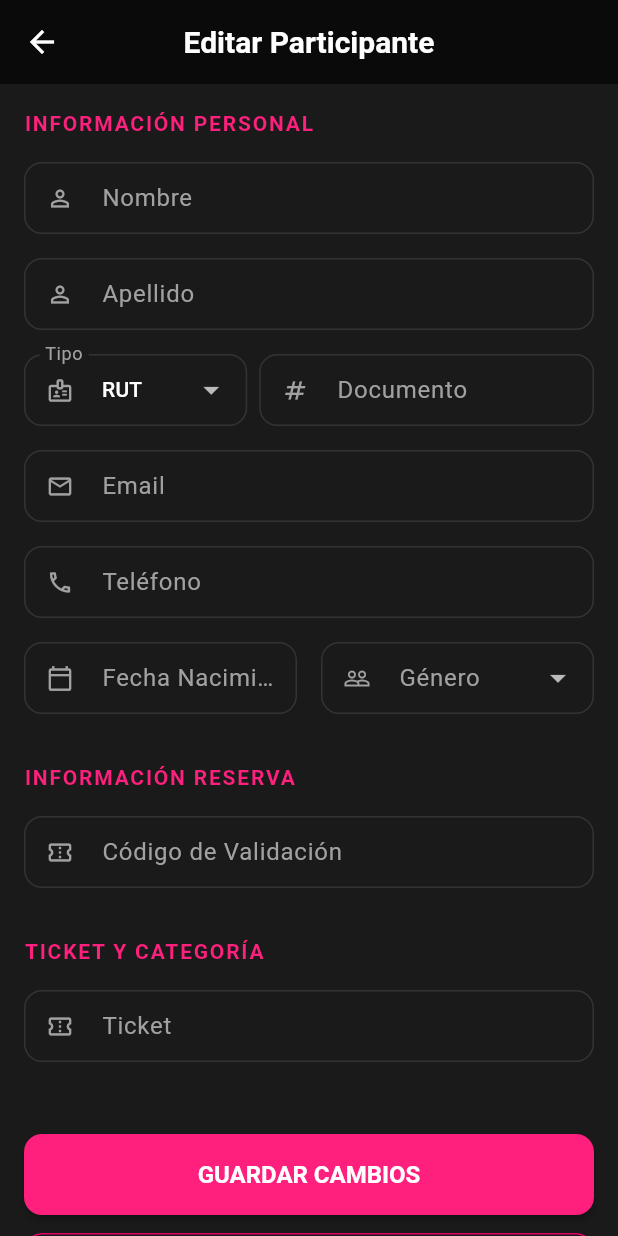
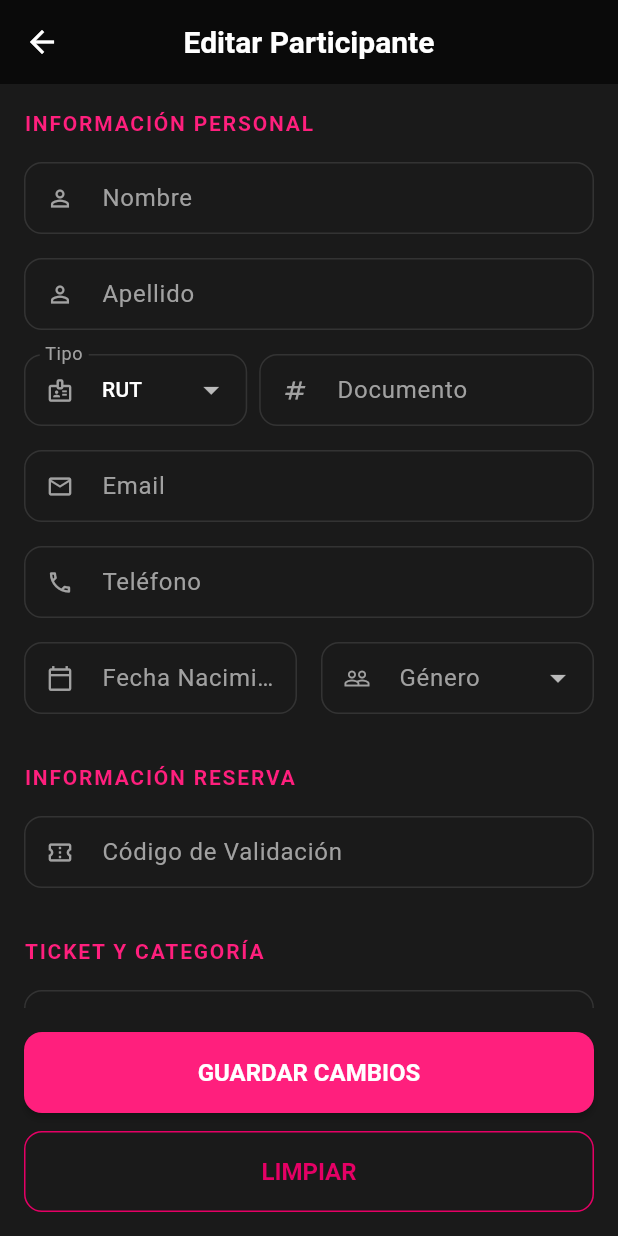
Before and after one commit to mickyys/tocketicket-app, a Flutter app: the EditParticipantPage screen opened directly with empty values, on a phone screen of 412 x 824 dp. Run offline on Flutter 3.47's test engine with Material 3 defaults, Android fonts, the phone set to English and light mode, and no system bars; our stand-ins replace audioplayers, bloc, connectivity_plus, dartz, dio, equatable and 10 more; missing offline and left inert: mobile_scanner; accounts and stored records are empty; network calls fail.

Commit message:
feat: actualizar la configuración del entorno a producción y mejorar el script de construcción del APK

```diff
--- a/lib/config/app_config.dart
+++ b/lib/config/app_config.dart
@@ -8,12 +8,10 @@ class AppConfig {
 
   static const String _envString = String.fromEnvironment(
     'ENVIRONMENT',
-    defaultValue: 'dev',
+    defaultValue: 'prod',
   );
 
-  static String? _customApiUrl = const String.fromEnvironment(
-    'API_URL',
-  );
+  static String? _customApiUrl = const String.fromEnvironment('API_URL');
 
   static void setCustomApiUrl(String? url) {
     _customApiUrl = url;
--- a/lib/features/events/presentation/pages/edit_participant_page.dart
+++ b/lib/features/events/presentation/pages/edit_participant_page.dart
@@ -48,19 +48,16 @@ class _EditParticipantPageState extends State<EditParticipantPage> {
   bool _isAdmin = false;
   bool _isCategorizable = false;
   bool _categoriesEnabled = false;
-  late final FocusNode _documentFocusNode;
 
   @override
   void initState() {
     super.initState();
-    _documentFocusNode = FocusNode();
     _nameController = TextEditingController(text: widget.participant.firstName);
     _lastNameController = TextEditingController(text: widget.participant.lastName);
     _emailController = TextEditingController(text: widget.participant.email);
     _phoneController = TextEditingController(text: widget.participant.phone);
     _documentNumberController = TextEditingController(text: widget.participant.participantDocumentNumber);
 
-    // Formatear documento inicial según su tipo
     if (_selectedDocumentType == 'rut') {
       final cleanDoc = DocumentFormatter.cleanDocument(_documentNumberController.text);
       if (DocumentFormatter.validateRut(cleanDoc)) {
@@ -68,7 +65,6 @@ class _EditParticipantPageState extends State<EditParticipantPage> {
       }
     }
 
-    // Formatear fecha inicial si existe
     String initialBirthDate = widget.participant.birthDate ?? '';
     if (initialBirthDate.isNotEmpty) {
       try {
@@ -84,7 +80,6 @@ class _EditParticipantPageState extends State<EditParticipantPage> {
     _selectedDocumentType = widget.participant.participantDocumentType.toLowerCase();
     if (_selectedDocumentType == 'passport') _selectedDocumentType = 'pasaporte';
 
-    // Si el tipo no está en la lista permitida, resetear a rut por defecto
     if (!['rut', 'pasaporte'].contains(_selectedDocumentType)) {
       _selectedDocumentType = 'rut';
     }
@@ -175,10 +170,8 @@ class _EditParticipantPageState extends State<EditParticipantPage> {
     AppLogger.info('[EditParticipant] Cargando datos para evento: ${widget.event.id}');
     AppLogger.info('[EditParticipant] Ticket ID del participante: $_selectedTicketId');
 
-    // Primero cargar tickets para verificar isCategorizable
     final ticketsResult = await context.read<GetEventTicketsDetailed>().execute(widget.event.id, token, _isAdmin);
 
-    // Luego cargar categorías filtradas por ticket
     final List<dynamic> categoriesByTicket = [];
     if (_selectedTicketId != null) {
       final catResult = await context.read<GetEventCategoriesByTicket>().execute(
@@ -206,7 +199,6 @@ class _EditParticipantPageState extends State<EditParticipantPage> {
           }
         });
 
-        // Usar categorías filtradas por ticket
         _allCategories = categoriesByTicket;
         AppLogger.info('[EditParticipant] Total categorías para este ticket: ${_allCategories.length}');
 
@@ -280,7 +272,6 @@ class _EditParticipantPageState extends State<EditParticipantPage> {
 
   void _submit() async {
     if (_formKey.currentState!.validate()) {
-      // Validar y formatear RUT antes de enviar
       String documentNumber = _documentNumberController.text;
       if (_selectedDocumentType == 'rut') {
         final cleanDoc = DocumentFormatter.cleanDocument(documentNumber);
@@ -354,7 +345,10 @@ void _submit() async {
         ),
         body: _isLoadingData
             ? const Center(child: CircularProgressIndicator())
-            : SingleChildScrollView(
+            : Column(
+                children: [
+                  Expanded(
+                    child: SingleChildScrollView(
                       padding: const EdgeInsets.all(AppConstants.padding),
                       child: Form(
                         key: _formKey,
@@ -480,8 +474,14 @@ void _submit() async {
                                     : null,
                               ),
                             ],
-                      const SizedBox(height: 48),
-                      BlocBuilder<ParticipantBloc, ParticipantState>(
+                          ],
+                        ),
+                      ),
+                    ),
+                  ),
+                  Padding(
+                    padding: const EdgeInsets.all(AppConstants.padding),
+                    child: BlocBuilder<ParticipantBloc, ParticipantState>(
                       builder: (context, state) {
                         final isLoading = state is ChangeParticipantLoading;
                         return Column(
@@ -519,10 +519,8 @@ void _submit() async {
                         );
                       },
                     ),
-                      const SizedBox(height: 32),
+                  ),
                 ],
-                  ),
-                ),
               ),
       ),
     );
--- a/lib/features/search/presentation/pages/rut_ticket_search_page.dart
+++ b/lib/features/search/presentation/pages/rut_ticket_search_page.dart
@@ -86,6 +86,7 @@ class _RutTicketSearchPageState extends State<RutTicketSearchPage> {
       });
     } finally {
       if (mounted) {
+        FocusScope.of(context).unfocus();
         setState(() {
           _isLoading = false;
         });
```
Also changed, not shown: 3 other files. Lines whose indentation alone changed are shown as unchanged.
